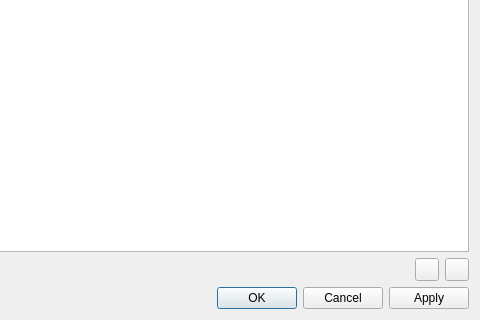
Qt form src/ui/include/predefinedfiltersdialog.ui (nickbnf/glogg) before a commit; both pictures show x 160 to 640 and y 160 to 480 of the 640 by 480 pixel window.
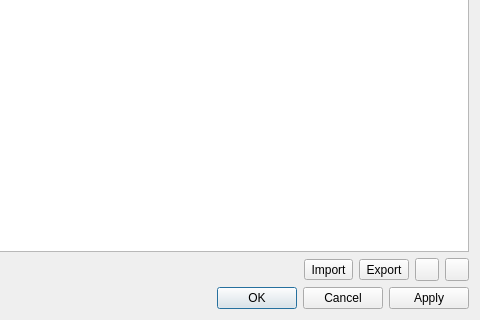
The same form after that commit. Icons and pictures are not drawn.

Commit message:
Add import/export feature to predefined filters (#248)
One of the features discussed in:
https://github.com/variar/klogg/issues/243

Patch:
```diff
--- a/src/ui/include/predefinedfiltersdialog.ui
+++ b/src/ui/include/predefinedfiltersdialog.ui
@@ -38,6 +38,26 @@
        </property>
       </spacer>
      </item>
+     <item>
+      <widget class="QToolButton" name="importFilterButton">
+       <property name="toolTip">
+        <string>Import Filters</string>
+       </property>
+       <property name="text">
+        <string>Import</string>
+       </property>
+      </widget>
+     </item>
+     <item>
+      <widget class="QToolButton" name="exportFilterButton">
+       <property name="toolTip">
+        <string>Export Filters</string>
+       </property>
+       <property name="text">
+        <string>Export</string>
+       </property>
+      </widget>
+     </item>
      <item>
       <widget class="QToolButton" name="addFilterButton">
        <property name="toolTip">
```
The commit also changes 4 other files.
